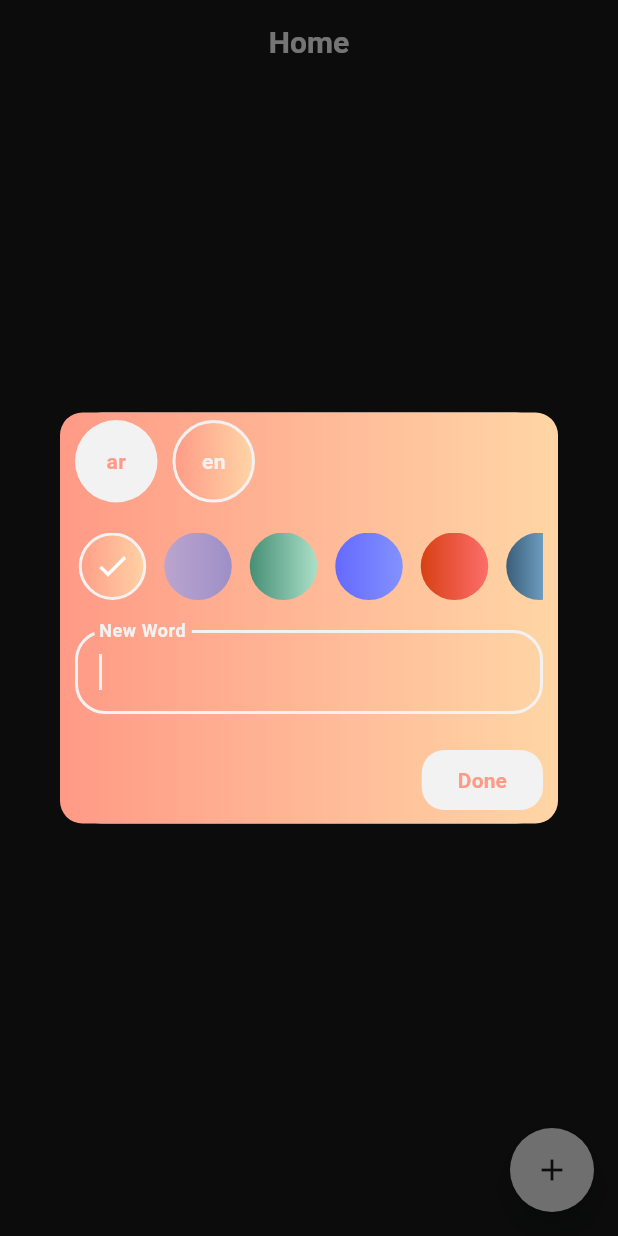
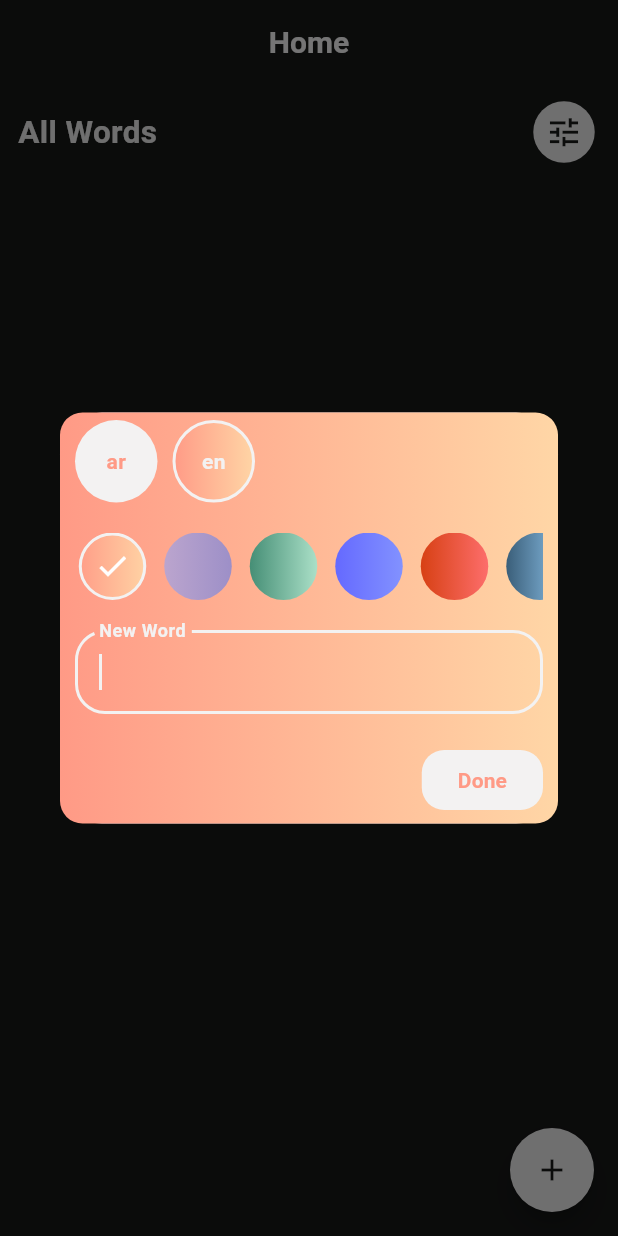
Before and after one commit to Ahmed26111/vocabulary-note-app, a Flutter app: the screen it shows after launch, after a tap on the "add" icon, on a phone screen of 412 x 824 dp. Run offline on Flutter 3.47's test engine with Material 3 defaults, Android fonts, the phone set to English and light mode, and no system bars; our stand-ins replace bloc, flutter_bloc, hive_flutter; accounts and stored records are empty.

Commit message:
add language filter widget and filter button widget and filter dialog widget

```diff
--- a/lib/controller layer/read_bloc/read_cubit.dart
+++ b/lib/controller layer/read_bloc/read_cubit.dart
@@ -1,3 +1,5 @@
+import 'dart:developer';
+
 import 'package:flutter/cupertino.dart';
 import 'package:flutter_bloc/flutter_bloc.dart';
 import 'package:vocabulary_note_app/constants/enum_filters/en_language_filter.dart';
@@ -12,15 +14,15 @@ class ReadCubit extends Cubit<ReadState> {
   ReadCubit() : super(ReadInitialState());
 
   void updateLanguageFilter(EnLanguageFilter languageFilter){
-    emit(ReadLoadedState(words: state.words , languageFilter: languageFilter , sortingType: state.sortingType , sortedFilter: state.sortedFilter));
+    emit(ReadInitialState(words: state.words , languageFilter: languageFilter , sortingType: state.sortingType , sortedFilter: state.sortedFilter));
   }
 
   void updateSortedBy(EnSortedFilter sortedFilter){
-    emit(ReadLoadedState(words: state.words , sortedFilter: sortedFilter , languageFilter: state.languageFilter , sortingType: state.sortingType ));
+    emit(ReadInitialState(words: state.words , sortedFilter: sortedFilter , languageFilter: state.languageFilter , sortingType: state.sortingType ));
   }
 
   void updateSortingType(EnSortingType sortingType){
-    emit(ReadLoadedState(words: state.words , sortingType: sortingType , languageFilter: state.languageFilter , sortedFilter: state.sortedFilter));
+    emit(ReadInitialState(words: state.words , sortingType: sortingType , languageFilter: state.languageFilter , sortedFilter: state.sortedFilter));
   }
 
   void getWords(){
@@ -50,7 +52,10 @@ class ReadCubit extends Cubit<ReadState> {
         return;
       }
       else{
-        words= words.reversed.toList();
+        // We must reverse the list in place or replace content
+        List<WordModel> reversed = words.reversed.toList();
+        words.clear();
+        words.addAll(reversed);
       }
     }
     else{
@@ -59,7 +64,10 @@ class ReadCubit extends Cubit<ReadState> {
         return;
       }
       else{
-        words= words.reversed.toList();
+        // We must reverse the list in place or replace content
+        List<WordModel> reversed = words.reversed.toList();
+        words.clear();
+        words.addAll(reversed);
       }
     }
 
--- a/lib/controller layer/write_bloc/write_cubit.dart
+++ b/lib/controller layer/write_bloc/write_cubit.dart
@@ -10,15 +10,15 @@ class WriteCubit extends Cubit<WriteState> {
   WriteCubit() : super(WriteInitialState());
 
   void updateText(String text){
-    emit(WriteLoadedState(text: text,isArabic: state.isArabic,colorCodes: state.colorCodes));
+    emit(WriteInitialState(text: text,isArabic: state.isArabic,colorCodes: state.colorCodes));
   }
 
   void updateIsArabic(bool isArabic){
-    emit(WriteLoadedState(text: state.text,isArabic: isArabic,colorCodes: state.colorCodes));
+    emit(WriteInitialState(text: state.text,isArabic: isArabic,colorCodes: state.colorCodes));
   }
 
   void updateColorCode(List<int> colorsCode){
-    emit(WriteLoadedState(text: state.text,isArabic: state.isArabic,colorCodes: colorsCode));
+    emit(WriteInitialState(text: state.text,isArabic: state.isArabic,colorCodes: colorsCode));
   }
 
   void addWord(){
--- a/lib/ui layer/core/layout/home_screen.dart
+++ b/lib/ui layer/core/layout/home_screen.dart
@@ -1,7 +1,14 @@
+import 'dart:developer';
+
 import 'package:flutter/material.dart';
+import 'package:flutter_bloc/flutter_bloc.dart';
 import 'package:vocabulary_note_app/constants/colors_manager.dart';
+import 'package:vocabulary_note_app/controller%20layer/read_bloc/read_cubit.dart';
+import 'package:vocabulary_note_app/controller%20layer/write_bloc/write_cubit.dart';
 import 'package:vocabulary_note_app/util/components/add_word_dialog.dart';
 import 'package:vocabulary_note_app/util/components/colors_widget.dart';
+import 'package:vocabulary_note_app/util/components/filter_dialog_button.dart';
+import 'package:vocabulary_note_app/util/components/language_filter_widget.dart';
 
 class HomeScreen extends StatelessWidget {
   const HomeScreen({super.key});
@@ -12,7 +19,20 @@ class HomeScreen extends StatelessWidget {
       appBar: AppBar(
         title: Text("Home"),
       ),
-      body: null,
+      body: Padding(
+        padding: const EdgeInsets.symmetric(horizontal: 12,vertical: 8),
+        child: Column(
+          children: [
+            Row(
+              children: [
+                LanguageFilterWidget(),
+                Spacer(),
+                FilterDialogButton(),
+              ],
+            )
+          ],
+        ),
+      ),
       floatingActionButton: _getFloatingActionButton(context),
     );
   }
--- /dev/null
+++ b/lib/util/components/filter_dialog_button.dart
@@ -0,0 +1,23 @@
+import 'package:flutter/material.dart';
+import 'package:vocabulary_note_app/constants/colors_manager.dart';
+import 'package:vocabulary_note_app/util/components/filter_dialog.dart';
+
+class FilterDialogButton extends StatelessWidget {
+  const FilterDialogButton({super.key});
+
+  @override
+  Widget build(BuildContext context) {
+    return IconButton.filled(
+        onPressed: (){
+          showDialog(context: context, builder: (context)=>FilterDialog());
+        },
+        icon: Icon(Icons.tune),
+        style: IconButton.styleFrom(
+          backgroundColor: ColorsManager.white,
+          foregroundColor: ColorsManager.black,
+          iconSize: 25,
+        ),
+        tooltip: "filter the words",
+    );
+  }
+}
--- /dev/null
+++ b/lib/util/components/language_filter_widget.dart
@@ -0,0 +1,31 @@
+import 'package:flutter/material.dart';
+import 'package:flutter_bloc/flutter_bloc.dart';
+import 'package:vocabulary_note_app/constants/colors_manager.dart';
+import 'package:vocabulary_note_app/constants/enum_filters/en_language_filter.dart';
+import 'package:vocabulary_note_app/controller%20layer/read_bloc/read_cubit.dart';
+
+class LanguageFilterWidget extends StatelessWidget {
+  const LanguageFilterWidget({super.key});
+
+  @override
+  Widget build(BuildContext context) {
+    return BlocBuilder<ReadCubit,ReadState>(
+        builder: (context,state)=>Text(
+          convertEnumFilterToString(state.languageFilter),
+          style: TextStyle(
+            color: ColorsManager.white,
+            fontWeight: FontWeight.bold,
+            fontSize: 21
+          ),
+        )
+    );
+  }
+
+  String convertEnumFilterToString(EnLanguageFilter languageFilter){
+      switch(languageFilter){
+        case EnLanguageFilter.eArabic: return "Arabic Only";
+        case EnLanguageFilter.eEnglish:return "English Only";
+        case EnLanguageFilter.eAll:return "All Words";
+      }
+  }
+}
--- a/lib/util/hive handler/hive_handler.dart
+++ b/lib/util/hive handler/hive_handler.dart
@@ -10,11 +10,11 @@ class HiveHandler{
   static Future<void> init() async{
     await Hive.initFlutter();
     Hive.registerAdapter(WordTypeAdapter());
-    box = await Hive.openBox<List<WordModel>>(HiveConstants.wordsBox);
+    box = await Hive.openBox(HiveConstants.wordsBox);
   }
 
   static List<WordModel> getWords(){
-    return List<WordModel>.from(box.get(HiveConstants.wordsList, defaultValue: []));
+    return List.from(box.get(HiveConstants.wordsList, defaultValue: <WordModel>[])).cast<WordModel>();
   }
 
   static void addAndUpdateWords(List<WordModel> newWords) async{
```
Also changed, not shown: lib/util/components/add_word_dialog.dart (+22 -2 lines), lib/util/components/filter_dialog.dart (added, +158 -0 lines).
